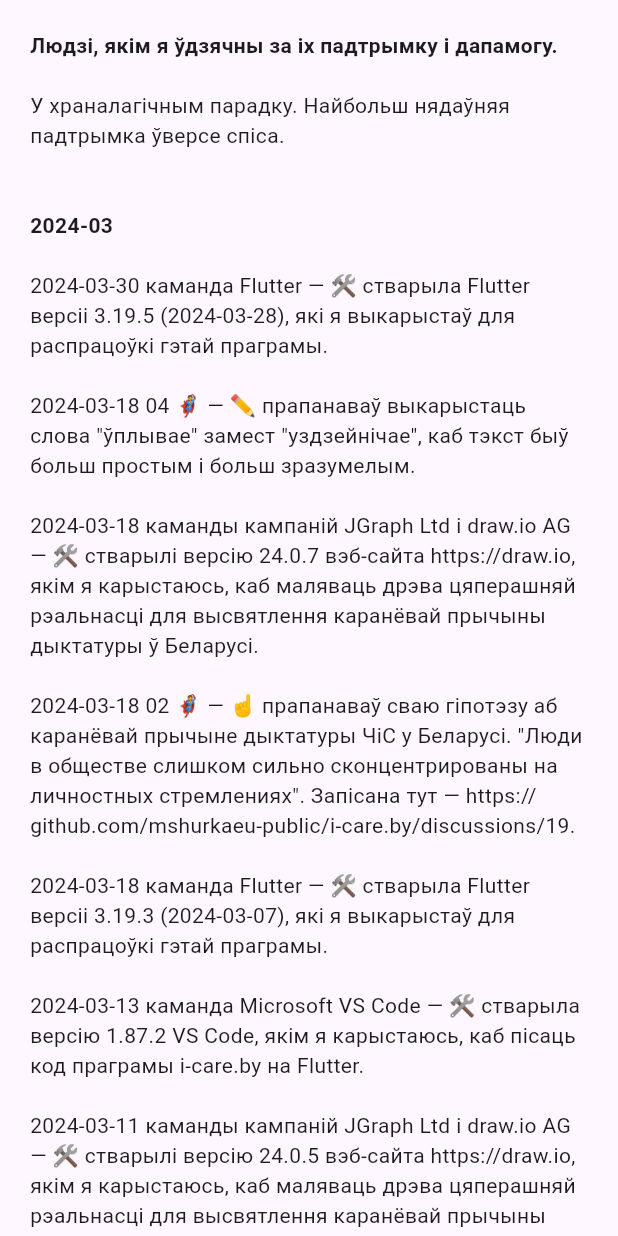
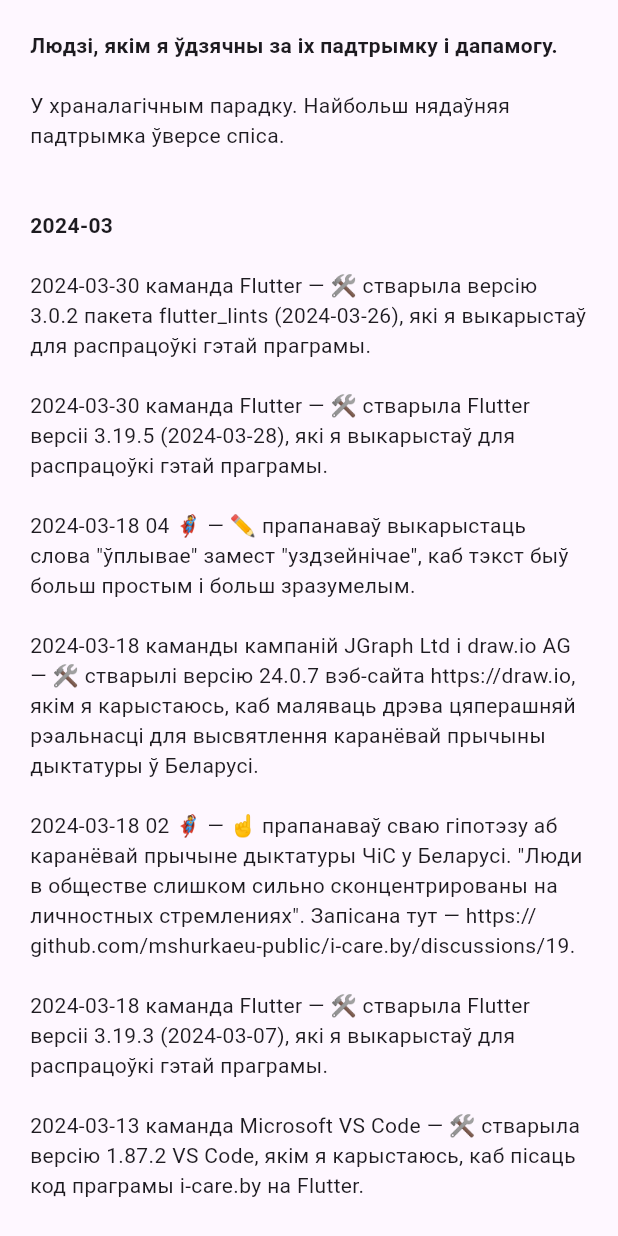
Before and after one commit to mshurkaeu-public/i-care.by, a Flutter app: the MyGratitude widget shown alone on an empty page, opened directly, on a phone screen of 412 x 824 dp. Run offline on Flutter 3.47's test engine with Material 3 defaults, Android fonts, the phone set to English and light mode, and no system bars; our stand-ins replace carousel_slider, expandable_text, google_fonts, package_info_plus, photo_view; missing offline and left inert: dart:html, multi_split_view; generated files the repository leaves out were written again.

Commit message:
Ran `flutter pub upgrade` command
and record my gratitude to Flutter team for creation of version
3.0.2 of flutter_lints package

```diff
--- a/i-care.by-app/lib/l10n/app_be.arb
+++ b/i-care.by-app/lib/l10n/app_be.arb
@@ -677,6 +677,10 @@
   "@aboutMyGratitude_2024_03_30_01": {
     "description": "Text for 2024-03-30 Flutter team on the \"my gratitude\" tab on the \"About\" page."
   },
+  "aboutMyGratitude_2024_03_30_02": "\n2024-03-30 каманда Flutter — 🛠️ стварыла версію 3.0.2 пакета flutter_lints (2024-03-26), які я выкарыстаў для распрацоўкі гэтай праграмы.\n",
+  "@aboutMyGratitude_2024_03_30_02": {
+    "description": "Text for 2024-03-30 Flutter team on the \"my gratitude\" tab on the \"About\" page."
+  },
   "aboutMyGratitude_2024_03_title": "\n\n2024-03\n",
   "@aboutMyGratitude_2024_03_title": {
     "description": "Title for 2024-03 list/text on the \"my gratitude\" tab on the \"About\" page."
--- a/i-care.by-app/lib/my_gratitude.dart
+++ b/i-care.by-app/lib/my_gratitude.dart
@@ -26,6 +26,9 @@
               TextSpan(
                 text: l10n.aboutMyGratitude_2024_03_title,
                 style: titleStyle,
+              ),
+              TextSpan(
+                text: l10n.aboutMyGratitude_2024_03_30_02,
               ),
               TextSpan(
                 text: l10n.aboutMyGratitude_2024_03_30_01,
```
Also changed, not shown: i-care.by-app/pubspec.lock.
